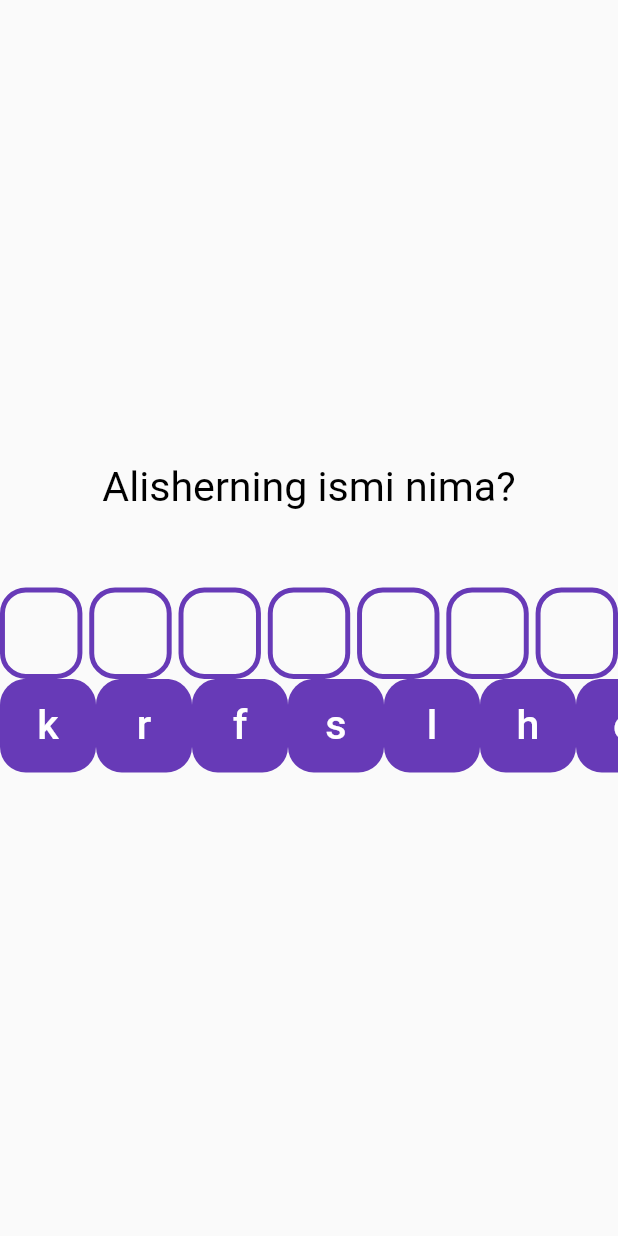
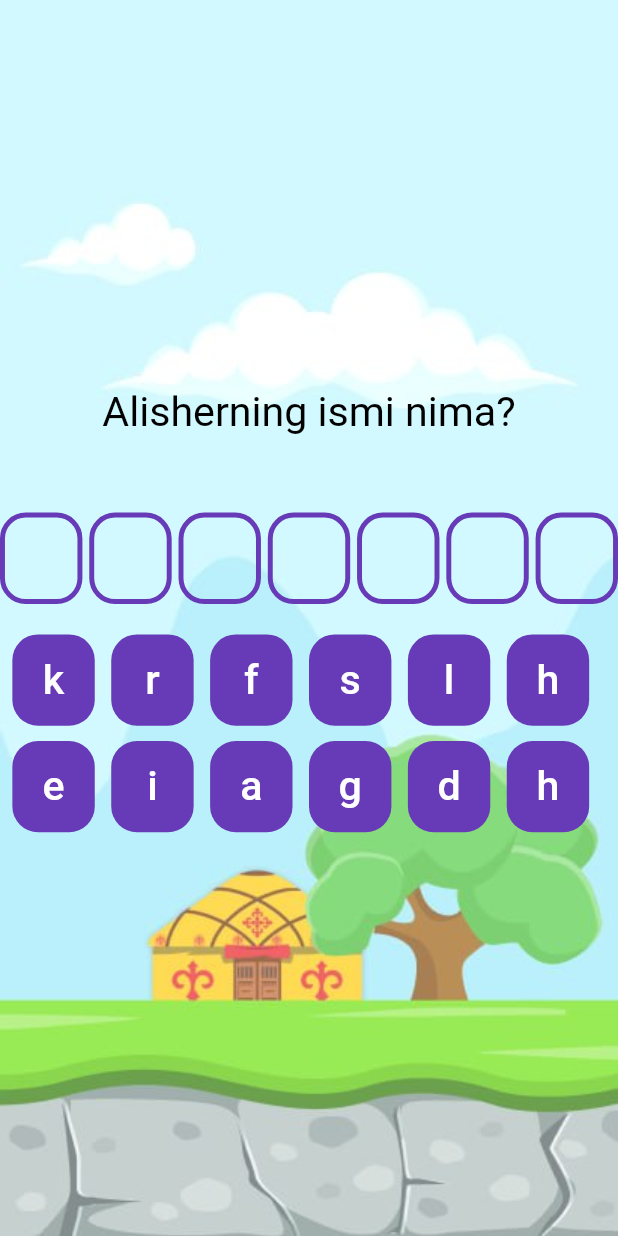
Before and after one commit to ShohjahonMurodov/default_homework_project, a Flutter app: the screen it shows after launch, on a phone screen of 412 x 824 dp. Run offline on Flutter 3.47's test engine with Material 3 defaults, Android fonts, the light colour scheme and no system bars; our stand-ins replace flutter_screenutil, get.

Commit message:
Endi ui ini togirlasam boldi

```diff
--- a/lib/screens/game/game_controller.dart
+++ b/lib/screens/game/game_controller.dart
@@ -33,8 +33,6 @@ class GameController extends GetxController {
       randomWords.add(randomLetter);
     }
     randomWords.shuffle();
-
-    return randomWords;
   }
 
   toCheck(String riddleAnswer, String answer) {
--- a/lib/screens/game/view/game_screen.dart
+++ b/lib/screens/game/view/game_screen.dart
@@ -3,6 +3,7 @@ import 'package:flutter_screenutil/flutter_screenutil.dart';
 import 'package:get/get.dart';
 import 'package:homework/data/models/game_models.dart';
 import 'package:homework/screens/game/game_controller.dart';
+import 'package:homework/utils/app_images.dart';
 import 'package:homework/utils/size_utils.dart';
 
 class GameScreen extends StatefulWidget {
@@ -27,12 +28,12 @@ class _GameScreenState extends State<GameScreen> {
     height = MediaQuery.of(context).size.height;
 
     Widget alphabetItems({required String title}) {
-      return TextButton(
+      return Container(
+        margin: EdgeInsets.only(right: 10.w, bottom: 10.h),
+        width: 50.w,
+        height: 60.h,
+        child: TextButton(
           style: TextButton.styleFrom(
-          padding: EdgeInsets.symmetric(
-            horizontal: 10.w,
-            vertical: 15.h,
-          ),
             backgroundColor: Colors.deepPurple,
             shape: RoundedRectangleBorder(
               borderRadius: BorderRadius.circular(15.r),
@@ -69,13 +70,22 @@ class _GameScreenState extends State<GameScreen> {
               ),
             ),
           ),
+        ),
       );
     }
 
-    randomWords = controller.toRandomWord(riddles[activeRiddle].result);
+    controller.toRandomWord(riddles[activeRiddle].result);
 
     return Scaffold(
-      body: Column(
+      body: Stack(
+        children: [
+          Image.asset(
+            AppImages.images,
+            height: double.infinity,
+            width: double.infinity,
+            fit: BoxFit.cover,
+          ),
+          Column(
             mainAxisAlignment: MainAxisAlignment.center,
             children: [
               Text(
@@ -116,10 +126,8 @@ class _GameScreenState extends State<GameScreen> {
                   ),
                 ],
               ),
-
-          SingleChildScrollView(
-            scrollDirection: Axis.horizontal,
-            child: Row(
+              20.getH(),
+              Wrap(
                 children: [
                   ...List.generate(
                     controller.randomWords.length,
@@ -129,30 +137,8 @@ class _GameScreenState extends State<GameScreen> {
                   ),
                 ],
               ),
+            ],
           ),
-
-          // TextField(
-          //   onChanged: (value) {
-          //     if (value.length == riddles[activeRiddle].result.length) {
-          //       if (value == riddles[activeRiddle].result) {
-          //         ScaffoldMessenger.of(context).showSnackBar(
-          //           const SnackBar(
-          //             content: Text("Great"),
-          //           ),
-          //         );
-          //         activeRiddle++;
-          //         setState(() {});
-          //       } else {
-          //         value = "";
-          //         ScaffoldMessenger.of(context).showSnackBar(
-          //           const SnackBar(
-          //             content: Text("Bad"),
-          //           ),
-          //         );
-          //       }
-          //     }
-          //   },
-          // ),
         ],
       ),
     );
--- a/lib/utils/app_images.dart
+++ b/lib/utils/app_images.dart
@@ -1,3 +1,3 @@
 class AppImages{
-
+  static const String images = "assets/images/images.jpg";
 }
--- a/pubspec.yaml
+++ b/pubspec.yaml
@@ -63,9 +63,8 @@ flutter:
   uses-material-design: true
 
   # To add assets to your application, add an assets section, like this:
-  # assets:
-  #   - images/a_dot_burr.jpeg
-  #   - images/a_dot_ham.jpeg
+  assets:
+    - assets/images/
 
   # An image asset can refer to one or more resolution-specific "variants", see
   # https://flutter.dev/assets-and-images/#resolution-aware
```
Also changed, not shown: assets/images/images.jpg (added). Lines whose indentation alone changed are shown as unchanged.
